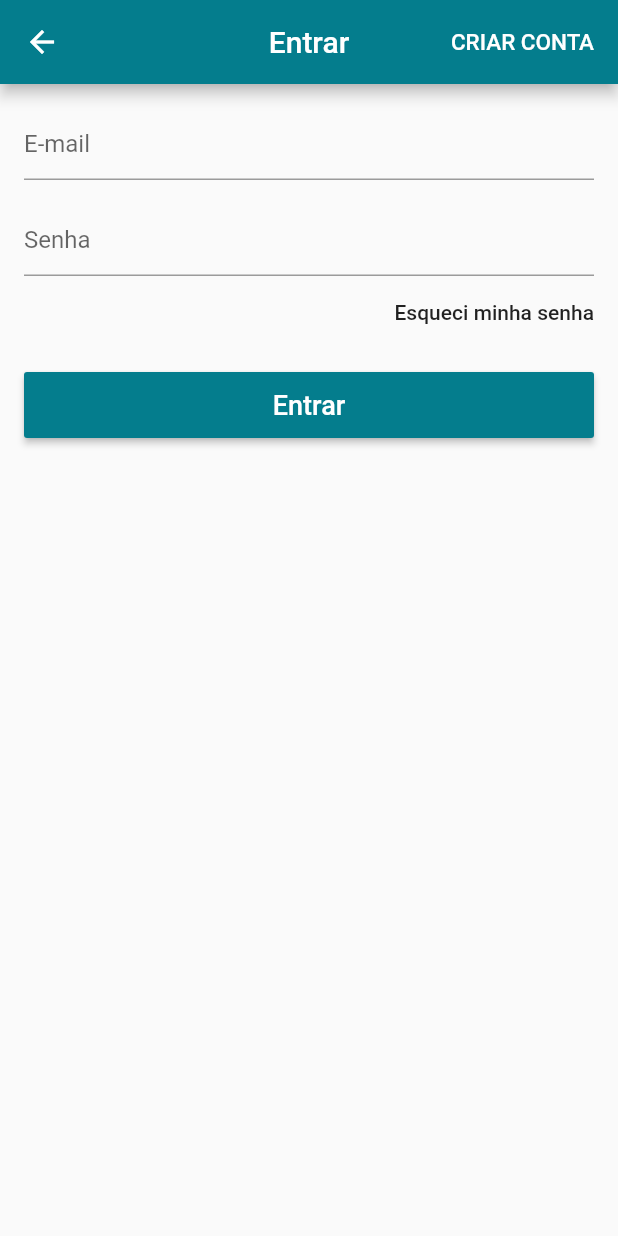
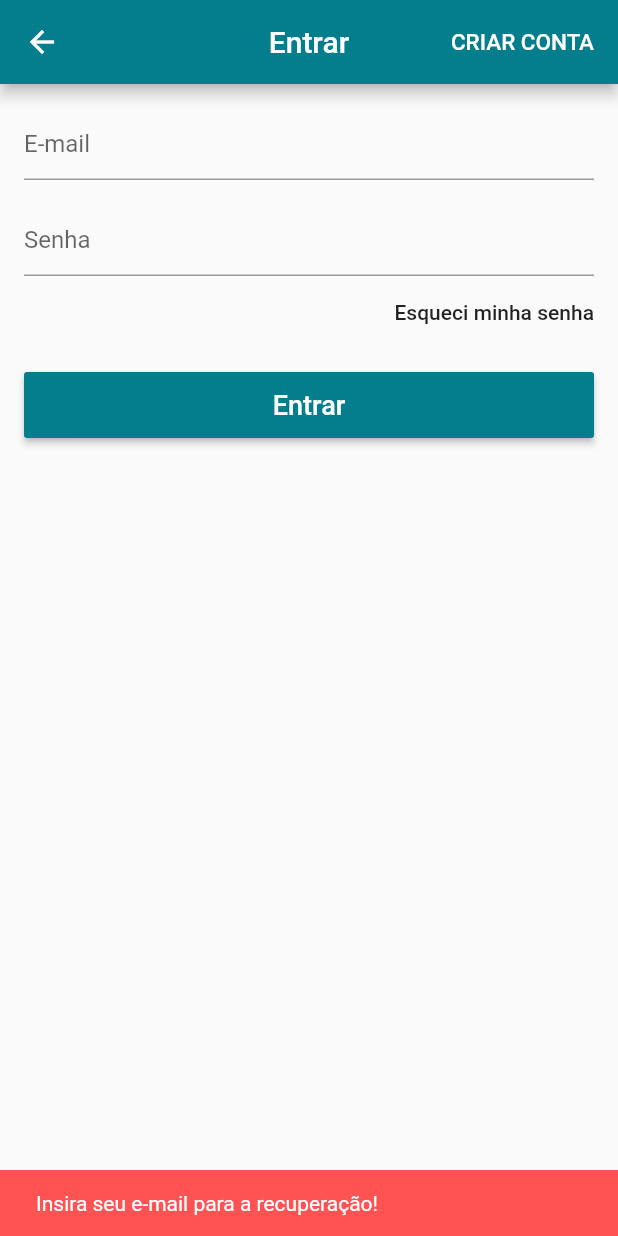
Before and after one commit to tarciso-torres/flutter, a Flutter app: the LoginScreen screen opened directly, after a tap on "Esqueci minha senha", on a phone screen of 412 x 824 dp. Run offline on Flutter 3.47's test engine with Material 2 defaults, Android fonts, the phone set to English and light mode, and no system bars; our stand-ins replace carousel_pro, cloud_firestore, firebase_auth, firebase_storage, google_sign_in, image_picker and 3 more; accounts and stored records are empty.

```diff
--- a/loja/lib/screens/login_screen.dart
+++ b/loja/lib/screens/login_screen.dart
@@ -3,13 +3,22 @@ import 'package:loja/models/user_model.dart';
 import 'package:loja/screens/signup_screen.dart';
 import 'package:scoped_model/scoped_model.dart';
 
-class LoginScreen extends StatelessWidget {
+class LoginScreen extends StatefulWidget {
+  @override
+  _LoginScreenState createState() => _LoginScreenState();
+}
+
+class _LoginScreenState extends State<LoginScreen> {
+  final _emailController = TextEditingController();
+  final _passController = TextEditingController();
 
   final _globalKey = GlobalKey<FormState>();
+  final _scaffoldKey = GlobalKey<ScaffoldState>();
 
   @override
   Widget build(BuildContext context) {
     return Scaffold(
+        key: _scaffoldKey,
         appBar: AppBar(
           title: Text("Entrar"),
           centerTitle: true,
@@ -39,6 +48,7 @@ class LoginScreen extends StatelessWidget {
                 padding: EdgeInsets.all(16.0),
                 children: <Widget>[
                   TextFormField(
+                    controller: _emailController,
                     decoration: InputDecoration(hintText: "E-mail"),
                     keyboardType: TextInputType.emailAddress,
                     validator: (text) {
@@ -49,6 +59,7 @@ class LoginScreen extends StatelessWidget {
                     height: 16.0,
                   ),
                   TextFormField(
+                    controller: _passController,
                     decoration: InputDecoration(hintText: "Senha"),
                     obscureText: true,
                     validator: (text){
@@ -58,7 +69,28 @@ class LoginScreen extends StatelessWidget {
                   Align(
                     alignment: Alignment.centerRight,
                     child: FlatButton(
-                    onPressed: () {},
+                      onPressed: () {
+                        if(_emailController.text.isEmpty){
+                          _scaffoldKey.currentState.showSnackBar(
+                              SnackBar(
+                                content: Text("Insira seu e-mail para a recuperação!"),
+                                backgroundColor: Colors.redAccent,
+                                duration: Duration(seconds: 5),
+                              )
+                          );
+                        }else{
+                          model.recoverPass(email: _emailController.text);
+                          _scaffoldKey.currentState.showSnackBar(
+                              SnackBar(
+                                content: Text("Confira seu e-mail!"),
+                                backgroundColor: Theme
+                                  .of(context)
+                                  .primaryColor,
+                                duration: Duration(seconds: 3),
+                              )
+                          );
+                        }
+                      },
                       child: Text(
                         "Esqueci minha senha",
                         textAlign: TextAlign.right,
@@ -84,7 +116,12 @@ class LoginScreen extends StatelessWidget {
                         if(_globalKey.currentState.validate()){
 
                         }
-                      model.signIn();
+                        model.signIn(
+                            email: _emailController.text,
+                            pass: _passController.text,
+                            onSuccess: _onSuccess,
+                            onFail: _onFail
+                        );
                       },
                     ),
                   )
@@ -95,4 +132,18 @@ class LoginScreen extends StatelessWidget {
         )
     );
   }
+
+  void _onSuccess(){
+    Navigator.of(context).pop();
   }
+
+  void _onFail(){
+    _scaffoldKey.currentState.showSnackBar(
+        SnackBar(
+          content: Text("Falha ao entrar!"),
+          backgroundColor: Colors.redAccent,
+          duration: Duration(seconds: 2),
+        )
+    );
+  }
+}
```
Also changed, not shown: loja/lib/data/cart_product.dart (added, +32 -0 lines), loja/lib/data/product_data.dart (+8 -0 lines), loja/lib/models/user_model.dart (+51 -6 lines), loja/lib/screens/signup_screen.dart (+61 -3 lines), loja/lib/widgets/custom_drawer.dart (+16 -4 lines), 1 other file. Lines whose indentation alone changed are shown as unchanged.
